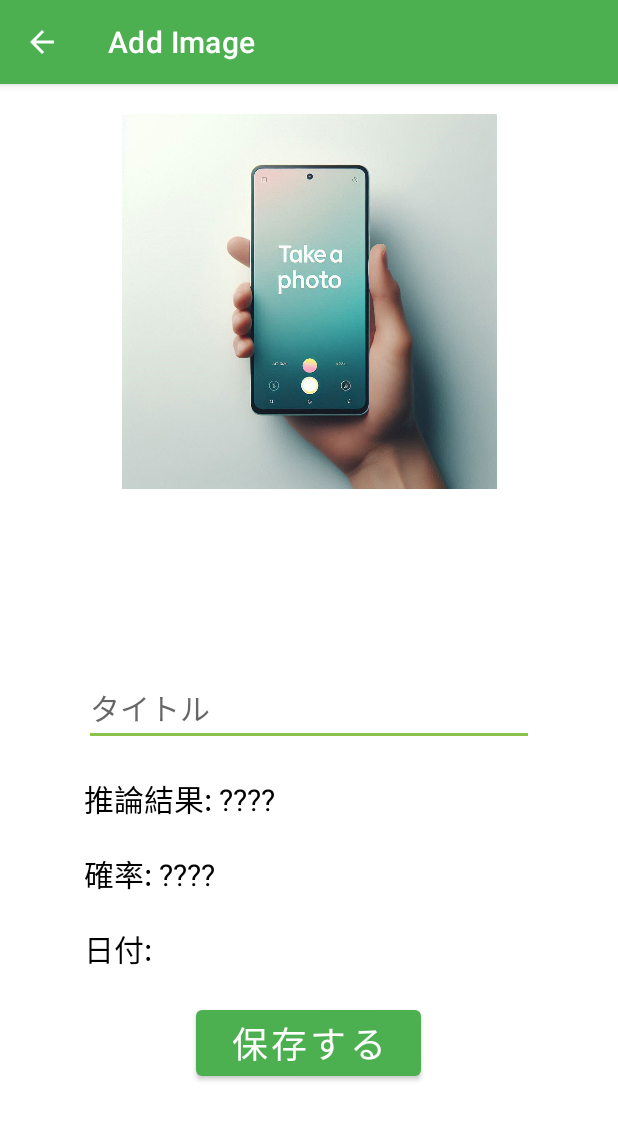
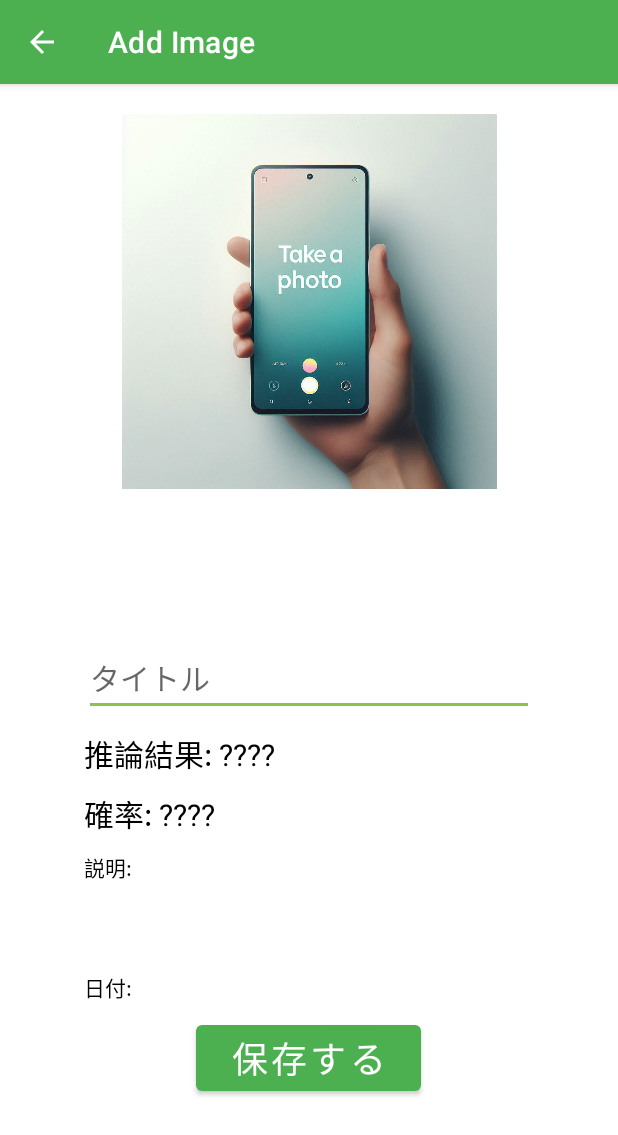
Before and after one commit to atsushi-fj/SkinCheck, an Android app: the screen it shows after launch (AddImageActivity), after a tap on an icon or button, on a phone screen of 412 x 824 dp. Shown: the top 1135 px of the screen. Run offline under Robolectric (Android 15) with nearby library versions, the phone set to English and light mode, and no system bars; our stand-ins replace Room's generated code; libraries missing offline, so code that uses them is left out: org.tensorflow.lite; 1 statement that could not run was skipped.

Commit message:
Add Feedback Information

```diff
--- a/app/src/main/java/com/company/skincheck/AddImageActivity.java
+++ b/app/src/main/java/com/company/skincheck/AddImageActivity.java
@@ -53,7 +53,7 @@ public class AddImageActivity extends AppCompatActivity {
 
     private ImageView imageViewAddImage;
     private EditText editTextAddTitle;
-    private TextView textViewAddResult, textViewAddResultPercentage, textViewAddDate;
+    private TextView textViewAddResult, textViewAddResultPercentage, textViewAddFeedback, textViewAddDate;
     private Button buttonSave;
     private Bitmap capturedImage;
     private Bitmap scaledImage;
@@ -75,6 +75,7 @@ public class AddImageActivity extends AppCompatActivity {
         editTextAddTitle = findViewById(R.id.editTextAddTitle);
         textViewAddResult = findViewById(R.id.textViewAddResult);
         textViewAddResultPercentage = findViewById(R.id.textViewAddResultPercentage);
+        textViewAddFeedback = findViewById(R.id.textViewAddFeedback);
         textViewAddDate = findViewById(R.id.textViewAddDate);
         buttonSave = findViewById(R.id.buttonSave);
 
@@ -164,8 +165,12 @@ public class AddImageActivity extends AppCompatActivity {
                 .getDateInstance(java.text.DateFormat.LONG, Locale.JAPAN)
                 .format(new java.util.Date());
 
-        textViewAddResult.setText("クラス: " + maxIndex);
+        String[] resultArray = getResources().getStringArray(R.array.result_array);
+        String[] feedbackArray = getResources().getStringArray(R.array.feedback_array);
+
+        textViewAddResult.setText("クラス: " + resultArray[maxIndex]);
         textViewAddResultPercentage.setText("確率: " + (maxValue * 100) + "%");
+        textViewAddFeedback.setText("説明: " + feedbackArray[maxIndex]);
         textViewAddDate.setText(capturedDate);
     }
 
--- a/app/src/main/java/com/company/skincheck/MainActivity.java
+++ b/app/src/main/java/com/company/skincheck/MainActivity.java
@@ -48,7 +48,7 @@ public class MainActivity extends AppCompatActivity {
 
         rv.setLayoutManager(new LinearLayoutManager(this));
 
-        MyImagesAdapter adapter = new MyImagesAdapter();
+        MyImagesAdapter adapter = new MyImagesAdapter(this);
         rv.setAdapter(adapter);
 
         myImagesViewModel = new ViewModelProvider.AndroidViewModelFactory(getApplication())
--- a/app/src/main/java/com/company/skincheck/MyImagesAdapter.java
+++ b/app/src/main/java/com/company/skincheck/MyImagesAdapter.java
@@ -1,5 +1,6 @@
 package com.company.skincheck;
 
+import android.content.Context;
 import android.graphics.BitmapFactory;
 import android.view.LayoutInflater;
 import android.view.View;
@@ -17,6 +18,11 @@ public class MyImagesAdapter extends RecyclerView.Adapter<MyImagesAdapter.MyImag
 
     List<MyImages> imagesList = new ArrayList<>();
     private OnImageClickListener listener;
+    private Context context;
+
+    public MyImagesAdapter(Context context) {
+        this.context = context;
+    }
 
     public void setListener(OnImageClickListener listener) {
         this.listener = listener;
@@ -52,9 +58,10 @@ public class MyImagesAdapter extends RecyclerView.Adapter<MyImagesAdapter.MyImag
     @Override
     public void onBindViewHolder(@NonNull MyImagesHolder holder, int position) {
         if (imagesList != null && position < imagesList.size()) {
+            String[] resultArray = context.getResources().getStringArray(R.array.result_array);
             MyImages myImages = imagesList.get(position);
             holder.textViewTitle.setText(myImages.getImage_title());
-            holder.textViewResult.setText(String.valueOf(myImages.getImage_result()));
+            holder.textViewResult.setText(resultArray[myImages.getImage_result()]);
             holder.textViewResultPercentage.setText(String.valueOf(myImages.getImage_result_percentage()));
             holder.textViewDate.setText(myImages.getImage_date());
 
--- a/app/src/main/res/layout/activity_add_image.xml
+++ b/app/src/main/res/layout/activity_add_image.xml
@@ -34,7 +34,7 @@
             android:layout_width="300dp"
             android:layout_height="wrap_content"
             android:layout_marginHorizontal="10dp"
-            android:layout_marginTop="20dp"
+            android:layout_marginTop="10dp"
             android:ems="10"
             android:hint="@string/add_title"
             android:inputType="text"
@@ -46,7 +46,7 @@
             android:layout_width="300dp"
             android:layout_height="30dp"
             android:layout_marginHorizontal="10dp"
-            android:layout_marginTop="20dp"
+            android:layout_marginTop="10dp"
             android:text="@string/add_result"
             android:textColor="@color/black"
             android:textSize="20sp" />
@@ -56,27 +56,40 @@
             android:layout_width="300dp"
             android:layout_height="30dp"
             android:layout_marginHorizontal="10dp"
-            android:layout_marginTop="20dp"
+            android:layout_marginTop="10dp"
             android:text="@string/add_result_percentage"
             android:textColor="@color/black"
             android:textSize="20sp" />
 
         <TextView
+            android:id="@+id/textViewAddFeedback"
+            android:layout_width="300dp"
+            android:layout_height="70dp"
+            android:layout_marginHorizontal="10dp"
+            android:layout_marginTop="10dp"
+            android:autoSizeTextType="uniform"
+            android:autoSizeMinTextSize="4sp"
+            android:autoSizeMaxTextSize="14sp"
+            android:autoSizeStepGranularity="1sp"
+            android:text="説明: "
+            android:textColor="@color/black" />
+
+        <TextView
             android:id="@+id/textViewAddDate"
             android:layout_width="300dp"
-            android:layout_height="30dp"
+            android:layout_height="20dp"
             android:layout_marginHorizontal="10dp"
-            android:layout_marginTop="20dp"
+            android:layout_marginTop="10dp"
             android:text="@string/add_date"
             android:textColor="@color/black"
-            android:textSize="20sp" />
+            android:textSize="14sp" />
 
         <Button
             android:id="@+id/buttonSave"
             android:layout_width="150dp"
             android:layout_height="wrap_content"
             android:layout_marginHorizontal="10dp"
-            android:layout_marginTop="20dp"
+            android:layout_marginTop="10dp"
             android:text="@string/button_save"
             android:textSize="24sp" />
     </LinearLayout>
--- a/app/src/main/res/layout/image_card.xml
+++ b/app/src/main/res/layout/image_card.xml
@@ -46,8 +46,8 @@
 
             <TextView
                 android:id="@+id/textViewResult"
-                android:layout_width="100dp"
-                android:layout_height="30dp"
+                android:layout_width="120dp"
+                android:layout_height="40dp"
                 android:layout_marginStart="20dp"
                 android:layout_marginTop="20dp"
                 android:text="TextView"
@@ -59,7 +59,7 @@
             <TextView
                 android:id="@+id/textViewResultPercentage"
                 android:layout_width="100dp"
-                android:layout_height="30dp"
+                android:layout_height="40dp"
                 android:layout_marginStart="20dp"
                 android:layout_marginTop="20dp"
                 android:text="TextView"
--- a/app/src/main/res/values/strings.xml
+++ b/app/src/main/res/values/strings.xml
@@ -6,4 +6,48 @@
     <string name="add_date">日付: </string>
     <string name="button_save">保存する</string>
     <string name="button_update">更新する</string>
+    <string-array name="result_array">
+        <item>ホクロ</item>
+        <item>メラノーマ</item>
+        <item>良性角化症</item>
+        <item>基底細胞がん</item>
+        <item>光線角化症およびボーエン病</item>
+        <item>血管性病変</item>
+        <item>皮膚線維腫</item>
+    </string-array>
+    <string-array name="feedback_array">
+        <item>
+            ホクロは皮膚にできる良性の腫瘍で、様々な形や色があります。
+            メラノサイトという細胞が集まってできていて、普通は危険ではありません。
+        </item>
+        <item>
+            メラノーマは悪性の腫瘍で、メラノサイトががん化したものです。
+            早期に発見すれば手術で取り除くことで治ることが多いですが、進行すると体内の他の場所に広がることがあります。
+            様々なタイプのメラノーマがあり、早期に発見することが重要です。
+        </item>
+        <item>
+            良性角化症には、「脂漏性角化症(老人性いぼ)」や「日光性色素斑(そばかすのようなもの)」が含まれます。
+            これらは、皮膚にできる良性の病変ですが、見た目がメラノーマに似ていることがあり、診断のために取られることがあります。
+        </item>
+        <item>
+            基底細胞がんは皮膚がんの一種ですが、転移することはまれで、早期に治療すれば深刻な問題になることは少ないです。
+            ただし、放置すると皮膚の組織を破壊しながら成長することがあります。
+            色々な見た目のタイプがありますが、治療が比較的簡単です。
+        </item>
+        <item>
+            これらは、皮膚の初期のがんや前がん状態の一種です。
+            光線角化症は特に紫外線によるダメージが原因で、主に顔や腕など日に当たりやすい部分にできます。
+            ホーエン病も皮膚がんの一種ですが、日光以外にウイルスが原因となることもあります。
+            これらはガン化することもあるため、早めに治療が必要です。
+        </item>
+        <item>
+            血管に関連する皮膚病変で、赤い小さなしこりや血管の異常などがあります。
+            一般的に良性ですが、出血などの症状が見られることもあります。
+        </item>
+        <item>
+            これは、皮膚の軽い傷や炎症に対する反応でできる良性のしこりです。
+            見た目は茶色で、中央が少し硬くなることが多いです。
+            特に治療の必要はないことがほとんどです。
+        </item>
+    </string-array>
 </resources>
```
Also changed, not shown: app/src/main/java/com/company/skincheck/UpdateImageActivity.java (+7 -2 lines), app/src/main/res/layout/activity_update_image.xml (+20 -7 lines).
